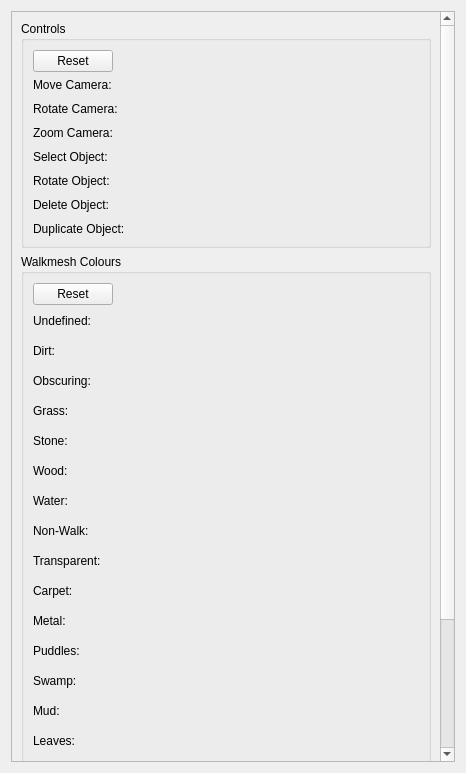
NickHugi/PyKotor, file ui/widgets/settings/git.ui: the form before one commit.
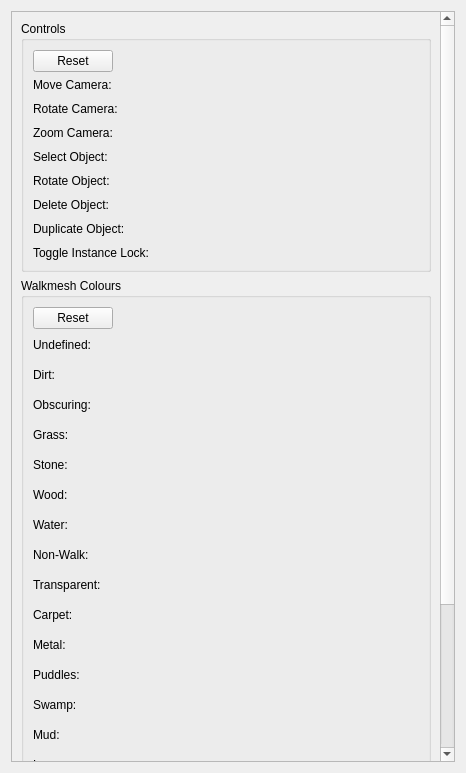
The form after the commit. Custom widgets are drawn as their Qt base class.

Commit message: Add keybind for toggling lock instance position

```diff
--- a/ui/widgets/settings/git.ui
+++ b/ui/widgets/settings/git.ui
@@ -25,7 +25,7 @@
         <x>0</x>
         <y>0</y>
         <width>429</width>
-        <height>897</height>
+        <height>920</height>
        </rect>
       </property>
       <layout class="QVBoxLayout" name="verticalLayout">
@@ -134,6 +134,16 @@
             <item row="6" column="1">
              <widget class="SetBindWidget" name="duplicateSelectedBindEdit" native="true"/>
             </item>
+            <item row="7" column="0">
+             <widget class="QLabel" name="label_8">
+              <property name="text">
+               <string>Toggle Instance Lock:</string>
+              </property>
+             </widget>
+            </item>
+            <item row="7" column="1">
+             <widget class="SetBindWidget" name="toggleLockInstancesBindEdit" native="true"/>
+            </item>
            </layout>
           </item>
          </layout>
```
Left out of the diff: 6 changed lines with no effect on the pictures. The commit also changes 7 other files.
